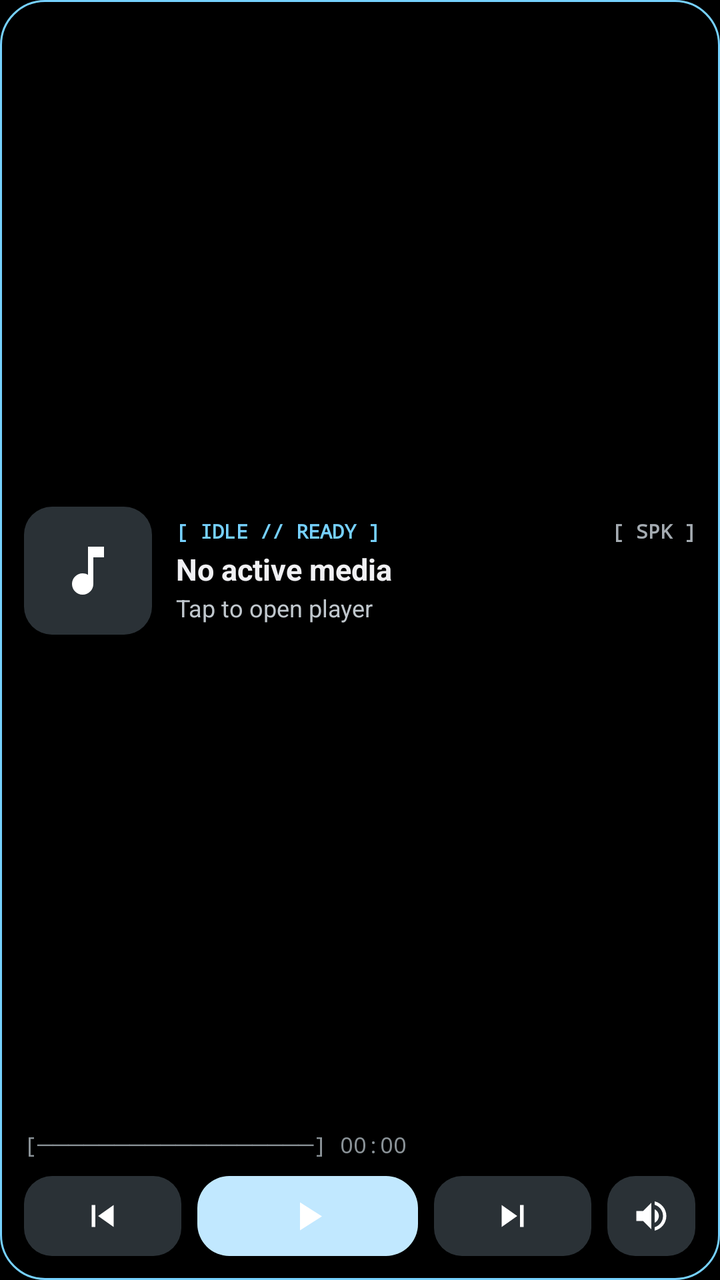
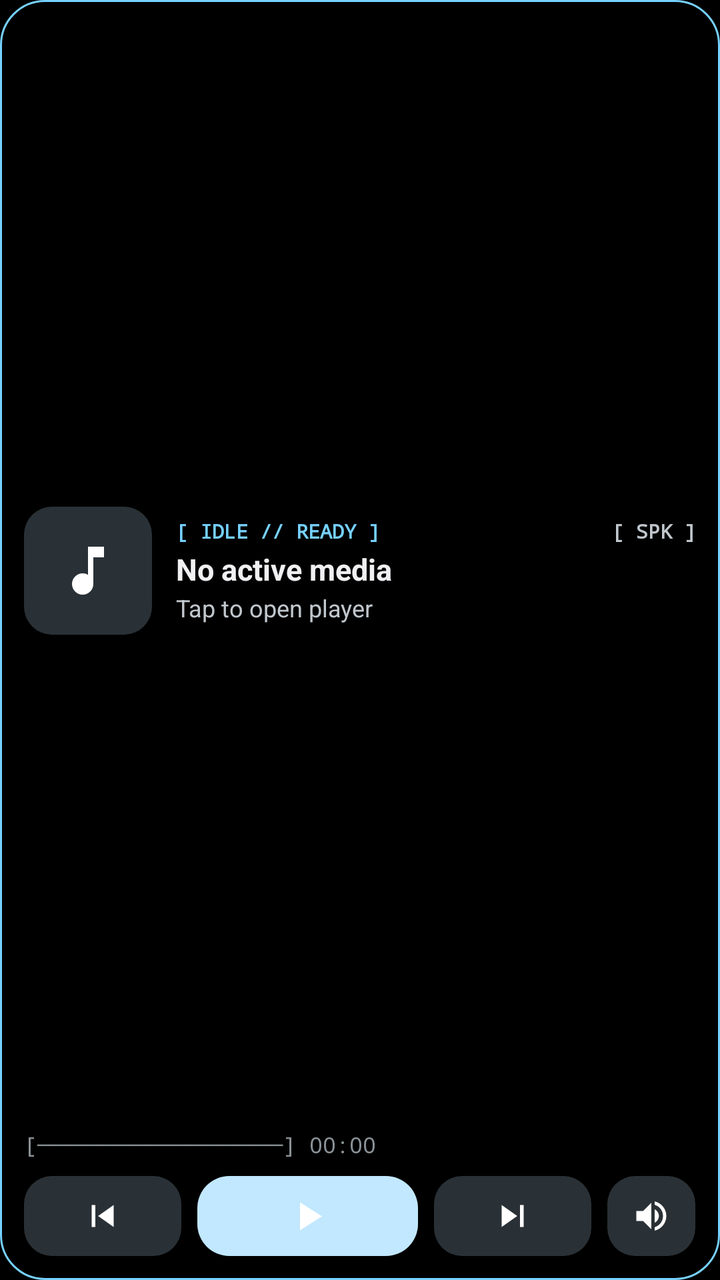

An Android layout rendered at two revisions. The XML below is the earlier revision; the diff shows what the commit changed to produce the second picture.
<!-- AndroidManifest.xml: application theme Theme.AsciiMedia -->
<!-- res/layout/widget_media.xml -->
<?xml version="1.0" encoding="utf-8"?>
<LinearLayout xmlns:android="http://schemas.android.com/apk/res/android"
    android:id="@+id/widget_root"
    android:layout_width="match_parent"
    android:layout_height="match_parent"
    android:background="@drawable/bg_widget_amoled"
    android:orientation="vertical"
    android:padding="12dp">

    
    <LinearLayout
        android:id="@+id/top_info_container"
        android:layout_width="match_parent"
        android:layout_height="0dp"
        android:layout_weight="1"
        android:gravity="center_vertical"
        android:orientation="horizontal">

        <FrameLayout
            android:id="@+id/cover_container"
            android:layout_width="64dp"
            android:layout_height="64dp"
            android:background="@drawable/bg_cover_frame">

            <ImageView
                android:id="@+id/iv_album_art"
                android:layout_width="match_parent"
                android:layout_height="match_parent"
                android:contentDescription="Album cover"
                android:scaleType="centerCrop" />

            <ImageView
                android:id="@+id/iv_placeholder_icon"
                android:layout_width="32dp"
                android:layout_height="32dp"
                android:layout_gravity="center"
                android:contentDescription="Music icon"
                android:src="@drawable/ic_disc" />
        </FrameLayout>

        <LinearLayout
            android:layout_width="0dp"
            android:layout_height="wrap_content"
            android:layout_marginStart="12dp"
            android:layout_weight="1"
            android:orientation="vertical">

            <LinearLayout
                android:layout_width="match_parent"
                android:layout_height="wrap_content"
                android:gravity="center_vertical"
                android:orientation="horizontal">

                <TextView
                    android:id="@+id/tv_source_badge"
                    android:layout_width="0dp"
                    android:layout_height="wrap_content"
                    android:layout_weight="1"
                    android:ellipsize="end"
                    android:fontFamily="monospace"
                    android:maxLines="1"
                    android:text="[ IDLE // READY ]"
                    android:textColor="@android:color/system_accent1_200"
                    android:textSize="10sp"
                    android:textStyle="bold" />

                <TextView
                    android:id="@+id/tv_output_badge"
                    android:layout_width="wrap_content"
                    android:layout_height="wrap_content"
                    android:layout_marginStart="6dp"
                    android:fontFamily="monospace"
                    android:text="[ SPK ]"
                    android:textColor="@android:color/system_neutral2_300"
                    android:textSize="10sp"
                    android:textStyle="bold" />
            </LinearLayout>

            <TextView
                android:id="@+id/tv_title"
                android:layout_width="match_parent"
                android:layout_height="wrap_content"
                android:layout_marginTop="2dp"
                android:ellipsize="end"
                android:maxLines="1"
                android:text="No active media"
                android:textColor="@android:color/system_neutral1_50"
                android:textSize="15sp"
                android:textStyle="bold" />

            <TextView
                android:id="@+id/tv_artist"
                android:layout_width="match_parent"
                android:layout_height="wrap_content"
                android:layout_marginTop="1dp"
                android:ellipsize="end"
                android:maxLines="1"
                android:text="Tap to open player"
                android:textColor="@android:color/system_neutral2_200"
                android:textSize="12sp" />
        </LinearLayout>
    </LinearLayout>

    
    <TextView
        android:id="@+id/tv_ascii_progress"
        android:layout_width="match_parent"
        android:layout_height="wrap_content"
        android:layout_marginTop="6dp"
        android:layout_marginBottom="8dp"
        android:ellipsize="none"
        android:fontFamily="monospace"
        android:maxLines="1"
        android:text="[──────────────────] 00:00"
        android:textColor="@android:color/system_neutral2_400"
        android:textSize="11sp" />

    
    <LinearLayout
        android:layout_width="match_parent"
        android:layout_height="40dp"
        android:gravity="center_vertical"
        android:orientation="horizontal">

        <ImageButton
            android:id="@+id/btn_prev"
            android:layout_width="0dp"
            android:layout_height="match_parent"
            android:layout_weight="1"
            android:background="@drawable/bg_btn_secondary"
            android:contentDescription="Previous track"
            android:padding="9dp"
            android:scaleType="fitCenter"
            android:src="@drawable/ic_prev" />

        <ImageButton
            android:id="@+id/btn_play_pause"
            android:layout_width="0dp"
            android:layout_height="match_parent"
            android:layout_marginStart="8dp"
            android:layout_weight="1.4"
            android:background="@drawable/bg_btn_play"
            android:contentDescription="Play or Pause"
            android:padding="8dp"
            android:scaleType="fitCenter"
            android:src="@drawable/ic_play" />

        <ImageButton
            android:id="@+id/btn_next"
            android:layout_width="0dp"
            android:layout_height="match_parent"
            android:layout_marginStart="8dp"
            android:layout_weight="1"
            android:background="@drawable/bg_btn_secondary"
            android:contentDescription="Next track"
            android:padding="9dp"
            android:scaleType="fitCenter"
            android:src="@drawable/ic_next" />

        <ImageButton
            android:id="@+id/btn_output"
            android:layout_width="44dp"
            android:layout_height="match_parent"
            android:layout_marginStart="8dp"
            android:background="@drawable/bg_btn_secondary"
            android:contentDescription="Audio output"
            android:padding="10dp"
            android:scaleType="fitCenter"
            android:src="@drawable/ic_output" />
    </LinearLayout>

</LinearLayout>
<!-- resources referenced by this layout -->
<resources>
  <!-- drawable bg_btn_play (drawable) -->
  <?xml version="1.0" encoding="utf-8"?>
  <shape xmlns:android="http://schemas.android.com/apk/res/android"
      android:shape="rectangle">
      <solid android:color="@android:color/system_accent1_100" />
      <corners android:radius="16dp" />
  </shape>
  <!-- drawable bg_btn_secondary (drawable) -->
  <?xml version="1.0" encoding="utf-8"?>
  <shape xmlns:android="http://schemas.android.com/apk/res/android"
      android:shape="rectangle">
      <solid android:color="@android:color/system_neutral2_800" />
      <corners android:radius="14dp" />
  </shape>
  <!-- drawable bg_cover_frame (drawable) -->
  <?xml version="1.0" encoding="utf-8"?>
  <shape xmlns:android="http://schemas.android.com/apk/res/android"
      android:shape="rectangle">
      <solid android:color="@android:color/system_neutral2_800" />
      <corners android:radius="14dp" />
  </shape>
  <!-- drawable bg_widget_amoled (drawable) -->
  <?xml version="1.0" encoding="utf-8"?>
  <shape xmlns:android="http://schemas.android.com/apk/res/android"
      android:shape="rectangle">
      <solid android:color="#EB000000" />
      <corners android:radius="22dp" />
      <stroke
          android:width="1dp"
          android:color="@android:color/system_accent1_200" />
  </shape>
  <!-- drawable ic_disc (drawable) -->
  <?xml version="1.0" encoding="utf-8"?>
  <vector xmlns:android="http://schemas.android.com/apk/res/android"
      android:width="36dp"
      android:height="36dp"
      android:viewportWidth="24"
      android:viewportHeight="24">
      <path
          android:fillColor="#FFFFFF"
          android:pathData="M12,3v10.55c-0.59,-0.34 -1.27,-0.55 -2,-0.55 -2.21,0 -4,1.79 -4,4s1.79,4 4,4 4,-1.79 4,-4V7h4V3h-6z" />
  </vector>
  <!-- drawable ic_next (drawable) -->
  <?xml version="1.0" encoding="utf-8"?>
  <vector xmlns:android="http://schemas.android.com/apk/res/android"
      android:width="24dp"
      android:height="24dp"
      android:viewportWidth="24"
      android:viewportHeight="24">
      <path
          android:fillColor="#FFFFFF"
          android:pathData="M6,18l8.5,-6L6,6v12zM16,6v12h2V6h-2z" />
  </vector>
  <!-- drawable ic_output (drawable) -->
  <?xml version="1.0" encoding="utf-8"?>
  <vector xmlns:android="http://schemas.android.com/apk/res/android"
      android:width="22dp"
      android:height="22dp"
      android:viewportWidth="24"
      android:viewportHeight="24">
      <path
          android:fillColor="#FFFFFF"
          android:pathData="M3,9v6h4l5,5V4L7,9H3zm13.5,3c0,-1.77 -1.02,-3.29 -2.5,-4.03v8.05c1.48,-0.73 2.5,-2.25 2.5,-4.02zM14,3.23v2.06c2.89,0.86 5,3.54 5,6.71s-2.11,5.85 -5,6.71v2.06c4.01,-0.91 7,-4.49 7,-8.77s-2.99,-7.86 -7,-8.77z" />
  </vector>
  <!-- drawable ic_play (drawable) -->
  <?xml version="1.0" encoding="utf-8"?>
  <vector xmlns:android="http://schemas.android.com/apk/res/android"
      android:width="24dp"
      android:height="24dp"
      android:viewportWidth="24"
      android:viewportHeight="24">
      <path
          android:fillColor="#FFFFFF"
          android:pathData="M8,5.14v14l11,-7 -11,-7z" />
  </vector>
  <!-- drawable ic_prev (drawable) -->
  <?xml version="1.0" encoding="utf-8"?>
  <vector xmlns:android="http://schemas.android.com/apk/res/android"
      android:width="24dp"
      android:height="24dp"
      android:viewportWidth="24"
      android:viewportHeight="24">
      <path
          android:fillColor="#FFFFFF"
          android:pathData="M6,6h2v12H6zm3.5,6l8.5,6V6z" />
  </vector>
  <style name="Theme.AsciiMedia" parent="Theme.Material3.DynamicColors.Dark">
          <item name="android:windowBackground">#000000</item>
          <item name="android:statusBarColor">#000000</item>
          <item name="android:navigationBarColor">#000000</item>
      </style>
</resources>

<!-- the commit's change to res/layout/widget_media.xml (unified diff, before → after) -->
@@ -60,7 +60,7 @@
                     android:fontFamily="monospace"
                     android:maxLines="1"
                     android:text="[ IDLE // READY ]"
-                    android:textColor="@android:color/system_accent1_200"
+                    android:textColor="@color/widget_accent_border"
                     android:textSize="10sp"
                     android:textStyle="bold" />
 
@@ -71,7 +71,7 @@
                     android:layout_marginStart="6dp"
                     android:fontFamily="monospace"
                     android:text="[ SPK ]"
-                    android:textColor="@android:color/system_neutral2_300"
+                    android:textColor="@color/widget_text_secondary"
                     android:textSize="10sp"
                     android:textStyle="bold" />
             </LinearLayout>
@@ -84,7 +84,7 @@
                 android:ellipsize="end"
                 android:maxLines="1"
                 android:text="No active media"
-                android:textColor="@android:color/system_neutral1_50"
+                android:textColor="@color/widget_text_primary"
                 android:textSize="15sp"
                 android:textStyle="bold" />
 
@@ -96,7 +96,7 @@
                 android:ellipsize="end"
                 android:maxLines="1"
                 android:text="Tap to open player"
-                android:textColor="@android:color/system_neutral2_200"
+                android:textColor="@color/widget_text_secondary"
                 android:textSize="12sp" />
         </LinearLayout>
     </LinearLayout>
@@ -111,8 +111,8 @@
         android:ellipsize="none"
         android:fontFamily="monospace"
         android:maxLines="1"
-        android:text="[──────────────────] 00:00"
-        android:textColor="@android:color/system_neutral2_400"
+        android:text="[────────────────] 00:00"
+        android:textColor="@color/widget_text_muted"
         android:textSize="11sp" />
 
     
<!-- resource entries referenced after the edit -->
@@ -1,24 +1,28 @@
 <!-- resources referenced by this layout -->
 <resources>
+  <color name="widget_accent_border">#9A82DB</color>
+  <color name="widget_text_muted">#79747E</color>
+  <color name="widget_text_primary">#F4EFF4</color>
+  <color name="widget_text_secondary">#CAC4D0</color>
   <!-- drawable bg_btn_play (drawable) -->
   <?xml version="1.0" encoding="utf-8"?>
   <shape xmlns:android="http://schemas.android.com/apk/res/android"
       android:shape="rectangle">
-      <solid android:color="@android:color/system_accent1_100" />
+      <solid android:color="@color/widget_accent_primary" />
       <corners android:radius="16dp" />
   </shape>
   <!-- drawable bg_btn_secondary (drawable) -->
   <?xml version="1.0" encoding="utf-8"?>
   <shape xmlns:android="http://schemas.android.com/apk/res/android"
       android:shape="rectangle">
-      <solid android:color="@android:color/system_neutral2_800" />
+      <solid android:color="@color/widget_surface_button" />
       <corners android:radius="14dp" />
   </shape>
   <!-- drawable bg_cover_frame (drawable) -->
   <?xml version="1.0" encoding="utf-8"?>
   <shape xmlns:android="http://schemas.android.com/apk/res/android"
       android:shape="rectangle">
-      <solid android:color="@android:color/system_neutral2_800" />
+      <solid android:color="@color/widget_surface_button" />
       <corners android:radius="14dp" />
   </shape>
   <!-- drawable bg_widget_amoled (drawable) -->
@@ -29,7 +33,7 @@
       <corners android:radius="22dp" />
       <stroke
           android:width="1dp"
-          android:color="@android:color/system_accent1_200" />
+          android:color="@color/widget_accent_border" />
   </shape>
   <!-- drawable ic_disc (drawable) -->
   <?xml version="1.0" encoding="utf-8"?>
@@ -91,5 +95,7 @@
           <item name="android:statusBarColor">#000000</item>
           <item name="android:navigationBarColor">#000000</item>
       </style>
+  <color name="widget_accent_primary">#D0BCFF</color>
+  <color name="widget_surface_button">#2B2930</color>
 </resources>
 
